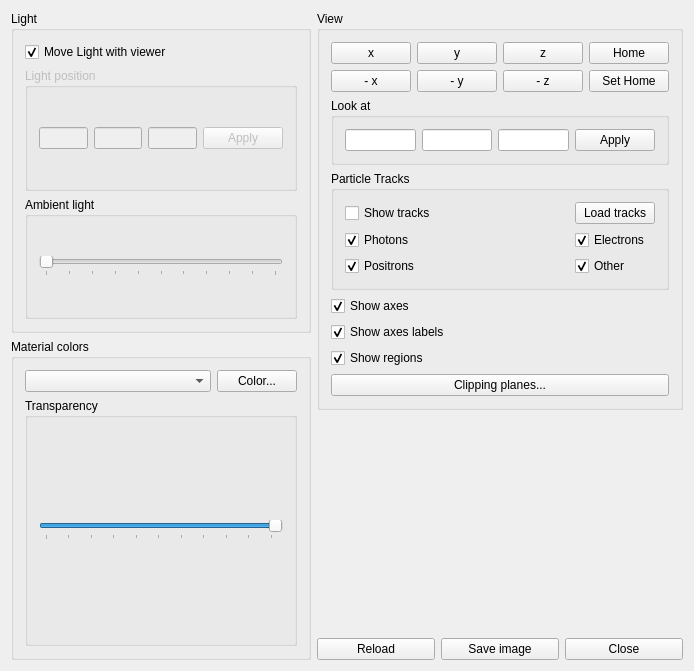
The window that HEN_HOUSE/egs++/view/viewcontrol.ui (nrc-cnrc/EGSnrc) describes before a commit, drawn with Qt 5.
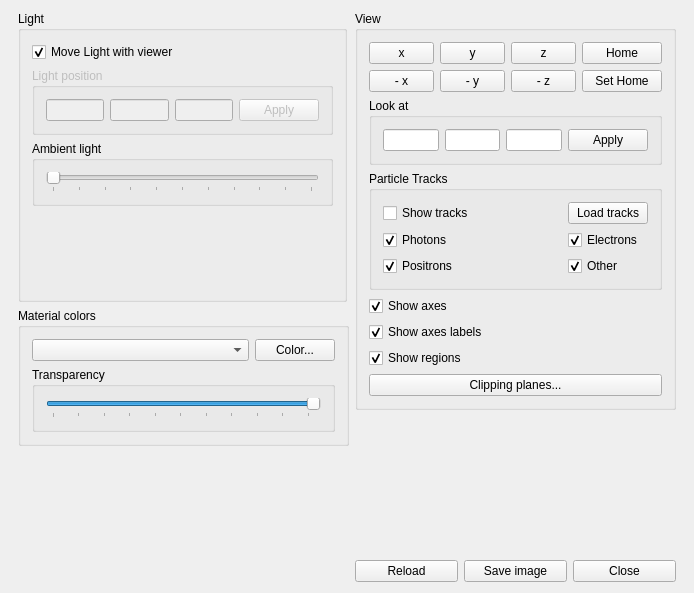
The same window after the commit.

Commit message:
Adjust egs_view GUI layout
    - Made clipping plane table fit within the widget view
    - Improved visual layout of the viewcontrol widget

The edit to the form file:
```diff
--- a/HEN_HOUSE/egs++/view/viewcontrol.ui
+++ b/HEN_HOUSE/egs++/view/viewcontrol.ui
@@ -36,23 +36,51 @@
     <x>0</x>
     <y>0</y>
     <width>694</width>
-    <height>671</height>
+    <height>593</height>
    </rect>
   </property>
   <property name="windowTitle">
    <string>View Controls</string>
   </property>
-  <layout class="QHBoxLayout">
+  <layout class="QHBoxLayout" name="horizontalLayout_4">
    <item>
-    <layout class="QVBoxLayout">
+    <layout class="QHBoxLayout" name="horizontalLayout_3">
+     <item>
+      <layout class="QVBoxLayout" name="verticalLayout_6">
      <item>
       <widget class="QGroupBox" name="groupBox18">
+         <property name="minimumSize">
+          <size>
+           <width>329</width>
+           <height>291</height>
+          </size>
+         </property>
+         <property name="maximumSize">
+          <size>
+           <width>329</width>
+           <height>16777215</height>
+          </size>
+         </property>
        <property name="title">
         <string>Light</string>
        </property>
-       <layout class="QVBoxLayout">
+         <layout class="QVBoxLayout" name="verticalLayout_5">
+          <item>
+           <layout class="QVBoxLayout" name="verticalLayout_3">
         <item>
          <widget class="QCheckBox" name="moveLight">
+              <property name="minimumSize">
+               <size>
+                <width>311</width>
+                <height>0</height>
+               </size>
+              </property>
+              <property name="maximumSize">
+               <size>
+                <width>311</width>
+                <height>16777215</height>
+               </size>
+              </property>
           <property name="text">
            <string>Move Light with viewer</string>
           </property>
@@ -66,6 +94,12 @@
           <property name="enabled">
            <bool>false</bool>
           </property>
+              <property name="maximumSize">
+               <size>
+                <width>315</width>
+                <height>16777215</height>
+               </size>
+              </property>
           <property name="title">
            <string>Light position</string>
           </property>
@@ -107,6 +141,18 @@
         </item>
         <item>
          <widget class="QGroupBox" name="groupBox17">
+              <property name="minimumSize">
+               <size>
+                <width>301</width>
+                <height>0</height>
+               </size>
+              </property>
+              <property name="maximumSize">
+               <size>
+                <width>301</width>
+                <height>16777215</height>
+               </size>
+              </property>
           <property name="title">
            <string>Ambient light</string>
           </property>
@@ -130,17 +176,40 @@
           </layout>
          </widget>
         </item>
+            <item>
+             <spacer name="verticalSpacer_2">
+              <property name="orientation">
+               <enum>Qt::Vertical</enum>
+              </property>
+              <property name="sizeHint" stdset="0">
+               <size>
+                <width>17</width>
+                <height>18</height>
+               </size>
+              </property>
+             </spacer>
+            </item>
+           </layout>
+          </item>
        </layout>
       </widget>
      </item>
      <item>
       <widget class="QGroupBox" name="groupBox20">
+         <property name="maximumSize">
+          <size>
+           <width>331</width>
+           <height>16777215</height>
+          </size>
+         </property>
        <property name="title">
         <string>Material colors</string>
        </property>
-       <layout class="QVBoxLayout">
+         <layout class="QVBoxLayout" name="verticalLayout_2">
         <item>
-         <layout class="QHBoxLayout">
+           <layout class="QVBoxLayout" name="verticalLayout">
+            <item>
+             <layout class="QHBoxLayout" name="horizontalLayout">
           <item>
            <widget class="QComboBox" name="materialCB">
             <property name="minimumSize">
@@ -171,7 +240,7 @@
           <property name="title">
            <string>Transparency</string>
           </property>
-          <layout class="QHBoxLayout">
+              <layout class="QHBoxLayout" name="horizontalLayout_2">
            <item>
             <widget class="QSlider" name="transperancy">
              <property name="maximum">
@@ -195,14 +264,35 @@
          </widget>
         </item>
        </layout>
-      </widget>
-     </item>
+          </item>
+         </layout>
+        </widget>
+       </item>
+       <item>
+        <spacer name="verticalSpacer_3">
+         <property name="orientation">
+          <enum>Qt::Vertical</enum>
+         </property>
+         <property name="sizeHint" stdset="0">
+          <size>
+           <width>20</width>
+           <height>28</height>
+          </size>
+         </property>
+        </spacer>
+       </item>
     </layout>
    </item>
    <item>
-    <layout class="QVBoxLayout">
+      <layout class="QVBoxLayout" name="verticalLayout_4">
      <item>
       <widget class="QGroupBox" name="groupBox15">
+         <property name="maximumSize">
+          <size>
+           <width>321</width>
+           <height>16777215</height>
+          </size>
+         </property>
        <property name="title">
         <string>View</string>
        </property>
@@ -555,6 +645,10 @@
     </layout>
    </item>
   </layout>
+   </item>
+  </layout>
+  <zorder>verticalSpacer_3</zorder>
+  <zorder>verticalSpacer_2</zorder>
  </widget>
  <layoutdefault spacing="6" margin="11"/>
  <pixmapfunction>qPixmapFromMimeSource</pixmapfunction>
```
Left out of the diff: 321 changed lines with no effect on the pictures. Lines whose indentation alone changed are shown as unchanged. The commit also changes 2 other files.
